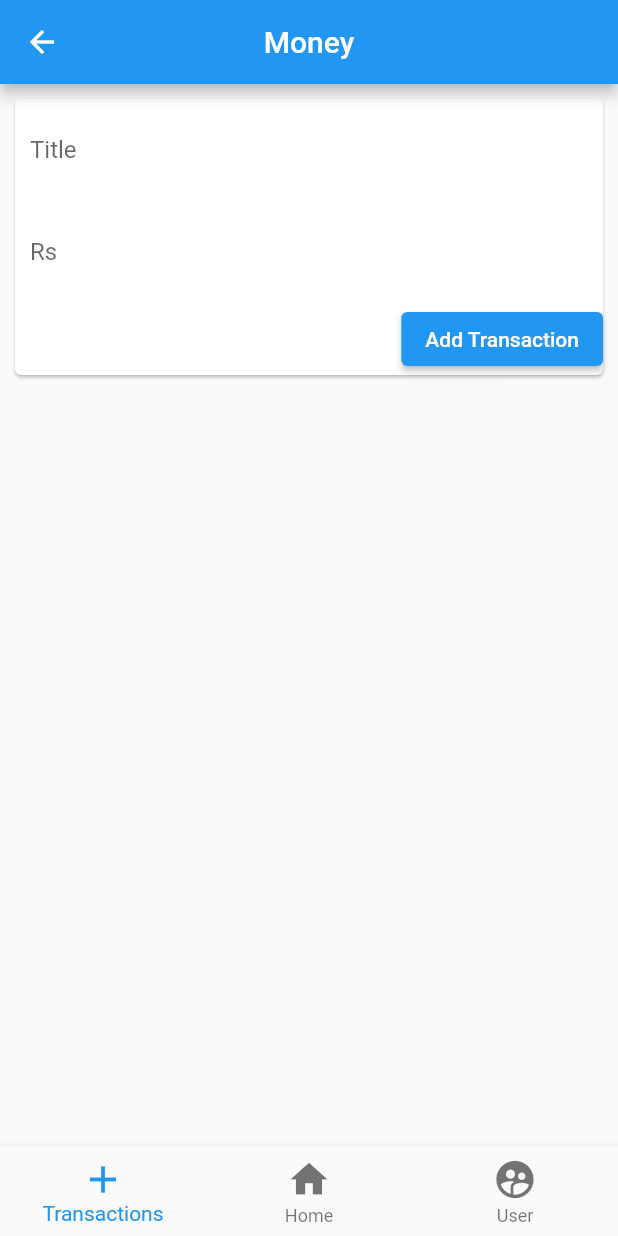
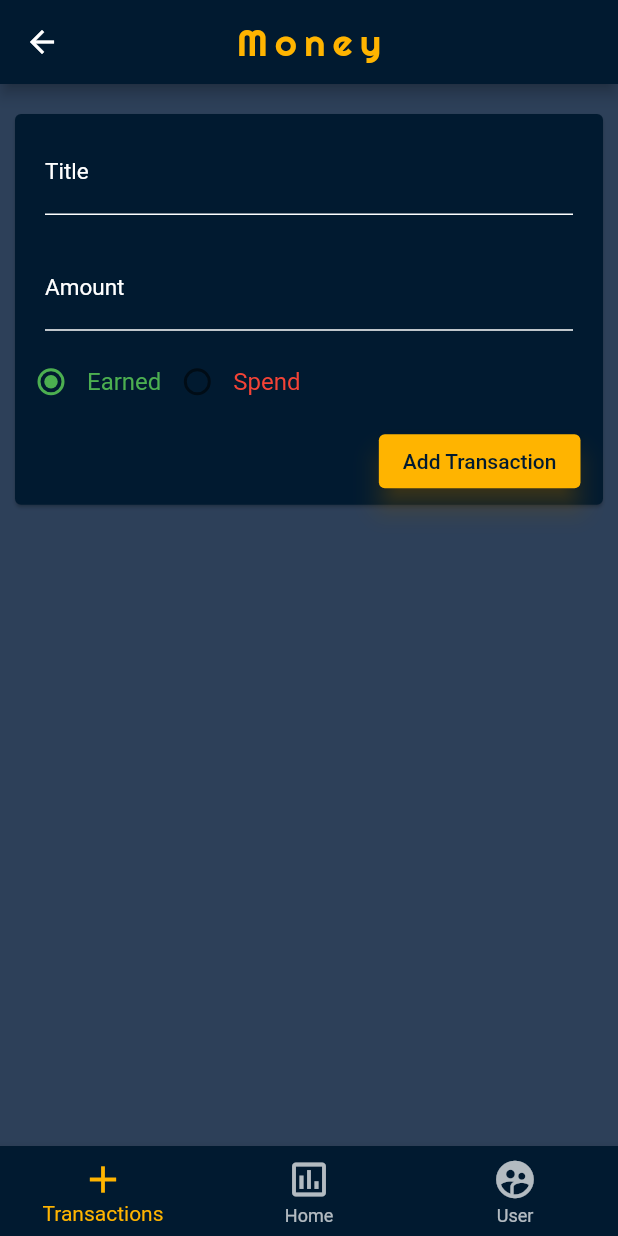
Before and after one commit to billion-yash/Money, a Flutter app: the MainClassWidget screen opened by its route, on a phone screen of 412 x 824 dp. Run offline on Flutter 3.47's test engine with Material 2 defaults, Android fonts, the light colour scheme and no system bars; our stand-ins replace cloud_firestore, firebase_auth, firebase_core, flutter_easyloading, flutter_spinkit; missing offline and left inert: cloud_firestore_web, firebase_auth_web, firebase_core_web; accounts and stored records are empty.

Commit message:
added design for TransactionList.dart

```diff
--- a/lib/LoadingScreen.dart
+++ b/lib/LoadingScreen.dart
@@ -43,7 +43,7 @@ class LoadingScreen extends StatelessWidget {
               children: [
                 SpinKitPouringHourglass(
                   color: mColors.secondaryColor,
-                  duration: Duration(milliseconds: 2000),
+                  duration: Duration(milliseconds: 700),
                   size: 40.0,
                 ),
                 Container(
--- a/lib/Widgets/MainClassWidget.dart
+++ b/lib/Widgets/MainClassWidget.dart
@@ -1,4 +1,5 @@
 import 'package:flutter/material.dart';
+import 'package:money/Design/mColors.dart';
 import 'package:money/Widgets/SummaryPage/SummaryPage.dart';
 import 'package:money/Widgets/User/CurrentUser.dart';
 import 'TransactionPage/AddTransactionPage.dart';
@@ -26,23 +27,29 @@ class _MainClassWidgetState extends State<MainClassWidget> {
       CurrentUser(),
     ];
 
+    return Scaffold(
+      backgroundColor: mColors.primaryColor,
 
-    return Scaffold(
       appBar: AppBar(
+        brightness: Brightness.dark,
+        backgroundColor: mColors.primaryDarkColor,
         centerTitle: true,
-        title: Text("Money"),
+        title: Text("Money", style: TextStyle(color: mColors.secondaryColor,fontFamily: 'Righteous' , fontSize: 25 , letterSpacing: 5)),
       ),
       body: SingleChildScrollView(
         child: _widgetOptions.elementAt(_selectedIndex),
       ),
       bottomNavigationBar: BottomNavigationBar(
+        backgroundColor: mColors.primaryDarkColor,
+        unselectedItemColor: Colors.white70,
         items: [
           BottomNavigationBarItem(
             icon: Icon(Icons.add),
             label: "Transactions",
+            backgroundColor: mColors.secondaryColor
           ),
           BottomNavigationBarItem(
-            icon: Icon(Icons.home),
+            icon: Icon(Icons.poll_outlined),
             label: "Home",
           ),
           BottomNavigationBarItem(
@@ -54,7 +61,7 @@ class _MainClassWidgetState extends State<MainClassWidget> {
         currentIndex: _selectedIndex,
         onTap: _onItemTapped,
         iconSize: 30,
-        selectedItemColor: Colors.blue,
+        selectedItemColor: mColors.secondaryColor,
         type: BottomNavigationBarType.fixed,
       ),
     );
--- a/lib/Widgets/TransactionPage/AddTransaction.dart
+++ b/lib/Widgets/TransactionPage/AddTransaction.dart
@@ -1,44 +1,115 @@
 import 'package:flutter/material.dart';
+import 'package:money/Design/mColors.dart';
 
-class AddTransaction extends StatelessWidget {
+class AddTransaction extends StatefulWidget {
   final Function added;
+
   AddTransaction(this.added);
+
+  @override
+  _AddTransactionState createState() => _AddTransactionState(added);
+}
+
+class _AddTransactionState extends State<AddTransaction> {
   final titleController = TextEditingController();
   final amountController = TextEditingController();
+  final Function added;
+
+  _AddTransactionState(this.added);
+
+  int radioValue = 1;
+
+  void _handleRadioValueChange(int value) {
+    setState(() {
+      radioValue = value;
+    });
+  }
 
   @override
   Widget build(BuildContext context) {
     return Card(
-      margin: EdgeInsets.all(10),
+      color: mColors.primaryDarkColor,
+      margin: EdgeInsets.symmetric(horizontal: 10 , vertical: 20),
       child: Column(
         crossAxisAlignment: CrossAxisAlignment.end,
         children: [
           Container(
-            margin: EdgeInsets.all(10),
-            child: TextField(
+
+            margin: EdgeInsets.symmetric(horizontal: 20, vertical: 10),
+            child: TextFormField(
+              cursorColor: mColors.secondaryColor,
+              cursorHeight: 20,
+              style: TextStyle(color: mColors.secondaryColor,fontSize: 15),
               controller: titleController,
               decoration: InputDecoration(
-                border: OutlineInputBorder(),
-                hintText: "Title",
+                labelText: 'Title',
+                labelStyle: TextStyle(color: Colors.white),
+                focusColor: mColors.secondaryColor,
               ),
             ),
           ),
           Container(
-            margin: EdgeInsets.all(10),
-            child: TextField(
+            margin: EdgeInsets.symmetric(horizontal: 20, vertical: 10),
+            child: TextFormField(
+              cursorColor: mColors.secondaryColor,
+              cursorHeight: 20,
+              style: TextStyle(color: mColors.secondaryColor ,fontSize: 15),
               controller: amountController,
+              keyboardType: TextInputType.number,
               decoration: InputDecoration(
-                border: OutlineInputBorder(),
-                hintText: "Rs",
+                labelText: 'Amount',
+                labelStyle: TextStyle(color: Colors.white),
+                focusColor: mColors.secondaryColor,
               ),
             ),
           ),
-          ElevatedButton(
-            onPressed: () {
-              added(titleController.text, double.parse(amountController.text));
-            },
-            child: Text("Add Transaction"),
-          ),
+          Container(
+              child: Row(
+            children: [
+              new Radio(
+                activeColor: Colors.green,
+                value: 1,
+                groupValue: radioValue,
+                onChanged: _handleRadioValueChange,
+              ),
+              new Text(
+                'Earned',
+                style: new TextStyle(
+                    color: Colors.green,
+                    fontSize: 16.0),
+              ),
+              new Radio(
+                activeColor: Colors.red,
+                value: -1,
+                groupValue: radioValue,
+                onChanged: _handleRadioValueChange,
+              ),
+              new Text(
+                'Spend',
+                style: new TextStyle(
+                  color: Colors.red,
+                  fontSize: 16.0,
+                ),
+              ),
+            ],
+          )),
+          Container(
+            margin: EdgeInsets.symmetric(horizontal: 15, vertical: 5),
+            child: ElevatedButton(
+              onPressed: () {
+                added(
+                    titleController.text, double.parse(amountController.text)*radioValue);
+              },
+              style: ButtonStyle(
+                elevation: MaterialStateProperty.all<double>(7),
+                backgroundColor:
+                    MaterialStateProperty.all<Color>(mColors.secondaryColor),
+                shadowColor: MaterialStateProperty.all<Color>(
+                    mColors.secondaryDarkColor),
+              ),
+              child: Text("Add Transaction" , style: TextStyle(color: mColors.primaryDarkColor),),
+            ),
+          )
         ],
       ),
     );
--- a/lib/Widgets/TransactionPage/AddTransactionPage.dart
+++ b/lib/Widgets/TransactionPage/AddTransactionPage.dart
@@ -1,10 +1,7 @@
 import 'package:cloud_firestore/cloud_firestore.dart';
-import 'package:date_format/date_format.dart';
 import 'package:firebase_auth/firebase_auth.dart';
-import 'package:firebase_core/firebase_core.dart';
+import 'package:flutter/material.dart';
 import 'package:money/DataStructure/TransactionData.dart';
-import 'package:flutter/material.dart';
-import 'package:money/DataStructure/UserData.dart';
 import 'package:money/Widgets/TransactionPage/TransactionList.dart';
 
 import 'AddTransaction.dart';
--- a/lib/Widgets/TransactionPage/TransactionList.dart
+++ b/lib/Widgets/TransactionPage/TransactionList.dart
@@ -1,6 +1,9 @@
 import 'package:cloud_firestore/cloud_firestore.dart';
 import 'package:flutter/material.dart';
 import 'package:money/DataStructure/TransactionData.dart';
+import 'package:money/Design/mColors.dart';
+
+import 'TransactionHistoryWidget.dart';
 
 class TransactionList extends StatelessWidget {
   final CollectionReference transactionList;
@@ -16,12 +19,7 @@ class TransactionList extends StatelessWidget {
               final List<DocumentSnapshot> documents = snapshot.data.docs;
               return ListView(
                   children: documents
-                      .map((doc) => Card(
-                    child: ListTile(
-                      title: Text(doc["title"]),
-                      subtitle: Text(doc["spend"].toString()),
-                    ),
-                  ))
+                      .map((doc) => TransactionWidget(doc))
                       .toList());
             } else if (snapshot.hasError) {
               return Text("It's Error!");
--- a/lib/main.dart
+++ b/lib/main.dart
@@ -27,6 +27,7 @@ class MainState extends State<MainClass> {
 
     return MaterialApp(
       theme: ThemeData(
+
           inputDecorationTheme: InputDecorationTheme(
               labelStyle: TextStyle(color: mColors.primaryTextColor , fontSize: 15 , letterSpacing: 4),
               focusedBorder: UnderlineInputBorder(
```
Also changed, not shown: lib/Widgets/LoginPage/LoginPage.dart (+69 -36 lines), lib/Widgets/TransactionPage/TransactionHistoryWidget.dart (added, +51 -0 lines), pubspec.yaml (+8 -2 lines), assets/icon/appicon.png, fonts/Righteous-Regular.ttf (added), pubspec.lock.
